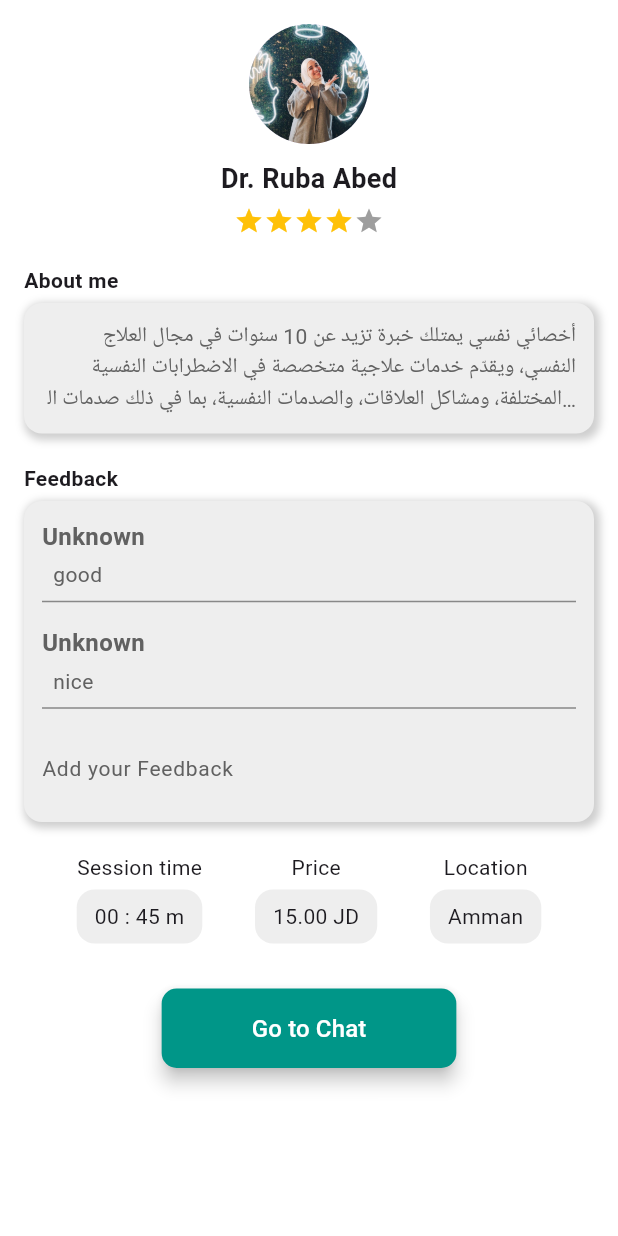
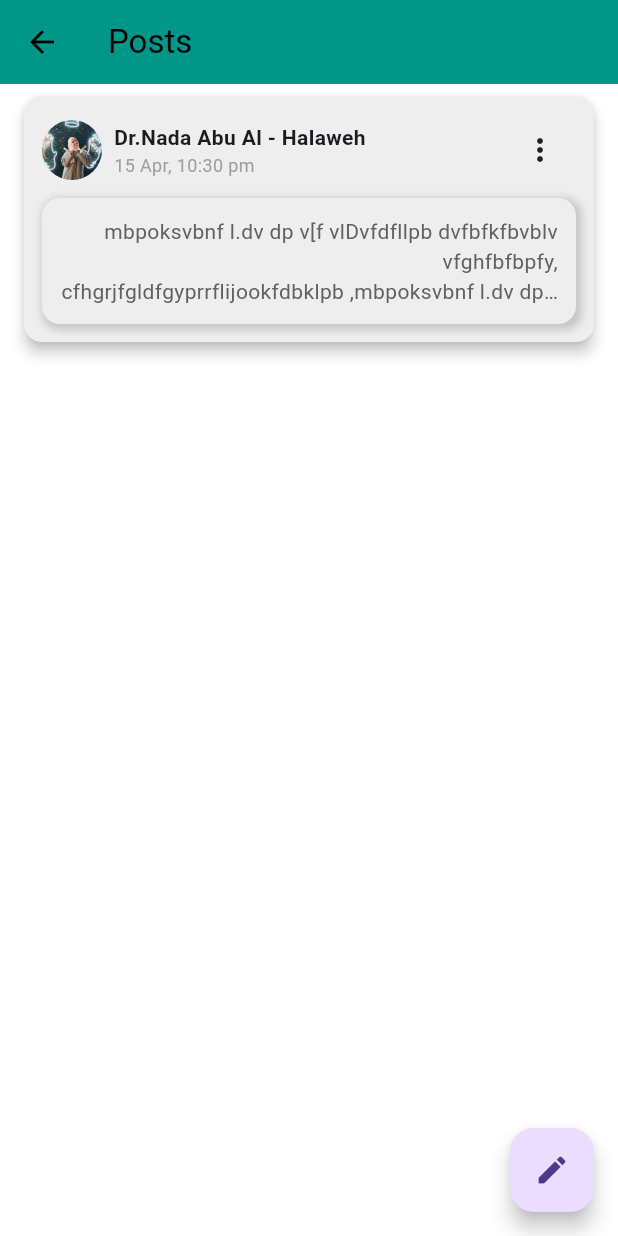
Before and after one commit to nada3bd/NAFS_APP, a Flutter app: the screen it shows after launch, on a phone screen of 412 x 824 dp. Run offline on Flutter 3.47's test engine with Material 3 defaults, Android fonts, the phone set to English and light mode, and no system bars; our stand-ins replace flutter_bloc, image_picker; missing offline and left inert: duration_picker.

Commit message:
14th commit

```diff
--- /dev/null
+++ b/lib/cubit/postscubit.dart
@@ -0,0 +1,41 @@
+import 'package:flutter_bloc/flutter_bloc.dart';
+import 'package:grad_app/cubit/postsstate.dart';
+import 'package:grad_app/models/postsmodel.dart';
+
+class PostCubit extends Cubit<PostState> {
+  PostCubit() : super(PostInitial());
+
+  List<PostModel> posts = [];
+
+  void loadPosts() {
+    posts = [
+      PostModel(
+        id: '1',
+        author: 'Dr.Nada Abu Al - Halaweh',
+        content:
+            'mbpoksvbnf l.dv dp v[f vlDvfdfllpb dvfbfkfbvblv vfghfbfbpfy, cfhgrjfgldfgyprrflijookfdbklpb ,mbpoksvbnf l.dv dp v[f vlDvfdfllpb dvfbfkfbvblv vfghfbfbpfy, cfhgrjfgldfgyprrflijookfdbklpb,mbpoksvbnf l.dv dp v[f vlDvfdfllpb dvfbfkfbvblv vfghfbfbpfy, cfhgrjfgldfgyprrflijookfdbklpb,mbpoksvbnf l.dv dp v[f vlDvfdfllpb dvfbfkfbvblv vfghfbfbpfy, cfhgrjfgldfgyprrflijookfdbklpb',
+        timestamp: DateTime.now(),
+        image: "assets/WhatsApp Image 2025-02-03 at 17.52.32_ee5e3371.jpg"
+      ),
+    ];
+    emit(PostLoaded(posts));
+  }
+
+  void addPost(String content) {
+    posts.add(
+      PostModel(
+        id: DateTime.now().millisecondsSinceEpoch.toString(),
+        author: 'Dr.Nada Abu Al - Halaweh',
+        content: content,
+        timestamp: DateTime.now(),
+        image: "assets/WhatsApp Image 2025-02-03 at 17.52.32_ee5e3371.jpg"
+      ),
+    );
+    emit(PostLoaded(posts));
+  }
+
+  void deletePost(String id) {
+    posts.removeWhere((post) => post.id == id);
+    emit(PostLoaded(posts));
+  }
+}
--- /dev/null
+++ b/lib/cubit/postsstate.dart
@@ -0,0 +1,13 @@
+import 'package:flutter/material.dart';
+import 'package:grad_app/models/postsmodel.dart';
+
+@immutable
+abstract class PostState {}
+
+class PostInitial extends PostState {}
+
+class PostLoaded extends PostState {
+  final List<PostModel> posts;
+
+  PostLoaded(this.posts);
+}
--- a/lib/main.dart
+++ b/lib/main.dart
@@ -2,8 +2,9 @@
 import 'package:flutter_bloc/flutter_bloc.dart';
 import 'package:flutter/services.dart';
 import 'package:grad_app/cubit/feedbackcubit.dart';
-import 'package:grad_app/models/doctorprofile.dart';
-import 'package:grad_app/views/doctorinformationspage.dart';
+// import 'package:grad_app/models/doctorprofile.dart';
+// import 'package:grad_app/views/doctorinformationspage.dart';
+import 'package:grad_app/views/postslistpage.dart';
 
 void main() {
   runApp(
@@ -28,23 +29,26 @@
       statusBarIconBrightness: Brightness.light,
     ));
 
-    return MaterialApp(
+    return const MaterialApp(
       debugShowCheckedModeBanner: false,
-        home: DoctorInformationsPage(
-        doctorProfile: DoctorProfile(
-          location:'Amman',
-          image: 'assets/WhatsApp Image 2025-02-03 at 17.52.32_ee5e3371.jpg',
-          name: 'Dr. Ruba Abed',
-          rating: 4,
-          avatarIcon: 'assets/doctor_avatar.png',
-          aboutMe:
-              'أخصائي نفسي يمتلك خبرة تزيد عن 10 سنوات في مجال العلاج النفسي، ويقدّم خدمات علاجية متخصصة في الاضطرابات النفسية المختلفة، ومشاكل العلاقات، والصدمات النفسية، بما في ذلك صدمات الطفولة. يهدف إلى مساعدة الأفراد على فهم أنفسهم بشكل أعمق، والتعامل مع تجاربهم المؤلمة، وتحقيق التوازن النفسي من خلال أساليب علاجية مبنية على أسس علمية ومهنية',
-          sessionDuration: '00 : 45 m',
-          sessionPrice: '15.00 JD',
-          feedback: ["good", "nice"],
-        ),
-      ),
+        home: PostListPage(isDoctor:true),
 
     );
   }
 }
+
+
+   //    DoctorInformationsPage(
+      //   doctorProfile: DoctorProfile(
+      //     location:'Amman',
+      //     image: 'assets/WhatsApp Image 2025-02-03 at 17.52.32_ee5e3371.jpg',
+      //     name: 'Dr. Ruba Abed',
+      //     rating: 4,
+      //     avatarIcon: 'assets/doctor_avatar.png',
+      //     aboutMe:
+      //         'أخصائي نفسي يمتلك خبرة تزيد عن 10 سنوات في مجال العلاج النفسي، ويقدّم خدمات علاجية متخصصة في الاضطرابات النفسية المختلفة، ومشاكل العلاقات، والصدمات النفسية، بما في ذلك صدمات الطفولة. يهدف إلى مساعدة الأفراد على فهم أنفسهم بشكل أعمق، والتعامل مع تجاربهم المؤلمة، وتحقيق التوازن النفسي من خلال أساليب علاجية مبنية على أسس علمية ومهنية',
+      //     sessionDuration: '00 : 45 m',
+      //     sessionPrice: '15.00 JD',
+      //     feedback: ["good", "nice"],
+      //   ),
+      // ),
--- /dev/null
+++ b/lib/models/postsmodel.dart
@@ -0,0 +1,15 @@
+class PostModel {
+  final String id;
+  final String author;
+  final String content;
+  final DateTime timestamp;
+  final String image;
+
+  PostModel({
+    required this.image,
+    required this.id,
+    required this.author,
+    required this.content,
+    required this.timestamp,
+  });
+}
--- /dev/null
+++ b/lib/views/postslistpage.dart
@@ -0,0 +1,54 @@
+import 'package:flutter/material.dart';
+import 'package:flutter_bloc/flutter_bloc.dart';
+import 'package:grad_app/cubit/postscubit.dart';
+import 'package:grad_app/cubit/postsstate.dart';
+import 'package:grad_app/views/writepostspage.dart';
+import 'package:grad_app/widgets/appbaar.dart';
+import 'package:grad_app/widgets/postscard.dart';
+
+
+class PostListPage extends StatelessWidget {
+  final bool isDoctor;
+
+  const PostListPage({super.key, required this.isDoctor});
+
+  @override
+  Widget build(BuildContext context) {
+    return Scaffold(
+      backgroundColor: Colors.white,
+      appBar: const CustomAppBar(title: 'Posts'),
+      body: BlocProvider(
+        create: (_) => PostCubit()..loadPosts(),
+        child: BlocBuilder<PostCubit, PostState>(
+          builder: (context, state) {
+            if (state is PostLoaded) {
+              return ListView(
+                padding: const EdgeInsets.only(bottom: 80),
+                children: state.posts
+                    .map((post) => PostCard(
+                          post: post,
+                          isDoctor: isDoctor,
+                          onDelete: () =>
+                              context.read<PostCubit>().deletePost(post.id),
+                        ))
+                    .toList(),
+              );
+            }
+            return const Center(child: CircularProgressIndicator());
+          },
+        ),
+      ),
+      floatingActionButton: isDoctor
+          ? FloatingActionButton(
+              onPressed: () {
+                Navigator.push(
+                    context,
+                    MaterialPageRoute(
+                        builder: (_) => const WritePostPage()));
+              },
+              child: const Icon(Icons.edit),
+            )
+          : null,
+    );
+  }
+}
--- a/lib/widgets/expandableaboutme.dart
+++ b/lib/widgets/expandableaboutme.dart
@@ -7,7 +7,7 @@ class ExpandableAboutMe extends StatefulWidget {
   const ExpandableAboutMe({
     super.key,
     required this.text,
-    this.maxLines = 3,
+    this.maxLines = 3, Color? color,
   });
 
   @override
--- a/lib/widgets/infocard.dart
+++ b/lib/widgets/infocard.dart
@@ -1,17 +1,20 @@
 import 'package:flutter/material.dart';
+
 
 class InfoCard extends StatelessWidget {
   final dynamic content;
+  final  Color? color ;
 
-  const InfoCard({super.key, required this.content});
+  const InfoCard({super.key, required this.content ,  this.color});
 
   @override
   Widget build(BuildContext context) {
     return Container(
+
       width: double.infinity,
       padding: const EdgeInsets.all(12),
       decoration: BoxDecoration(
-        color: Colors.grey[200],
+        color: color ??   Colors.grey[200],
         borderRadius: BorderRadius.circular(12),
         boxShadow: [
           BoxShadow(
--- /dev/null
+++ b/lib/widgets/postscard.dart
@@ -0,0 +1,82 @@
+import 'package:flutter/material.dart';
+import 'package:grad_app/models/postsmodel.dart';
+import 'package:grad_app/widgets/expandableaboutme.dart';
+import 'package:grad_app/widgets/infocard.dart';
+
+
+class PostCard extends StatelessWidget {
+  final PostModel post;
+  final bool isDoctor;
+  final VoidCallback? onDelete;
+
+  const PostCard({
+    super.key,
+    required this.post,
+    required this.isDoctor,
+    this.onDelete,
+  });
+
+  @override
+  Widget build(BuildContext context) {
+    return Card(
+      margin: const EdgeInsets.symmetric(horizontal: 16, vertical: 8),
+      elevation: 4,
+      shape: RoundedRectangleBorder(borderRadius: BorderRadius.circular(12)),
+      color: Colors.grey[200],
+      child: Padding(
+        padding: const EdgeInsets.all(12),
+        child: Column(
+          crossAxisAlignment: CrossAxisAlignment.start,
+          children: [
+            Row(
+              children: [
+                CircleAvatar(radius: 20,  backgroundImage : AssetImage(post.image)  ),
+                const SizedBox(width: 8),
+                Expanded(
+                  child: Column(
+                    crossAxisAlignment: CrossAxisAlignment.start,
+                    children: [
+                      Text(post.author,
+                          style: const TextStyle(fontWeight: FontWeight.bold)),
+                      Text(
+                        '${post.timestamp.day} ${_monthName(post.timestamp.month)}, ${post.timestamp.hour}:${post.timestamp.minute.toString().padLeft(2, '0')} pm',
+                        style: const TextStyle(fontSize: 12, color: Colors.grey),
+                      ),
+                    ],
+                  ),
+                ),
+                if (isDoctor)
+                  PopupMenuButton<String>(
+                    onSelected: (value) {
+                      if (value == 'delete') {
+                        onDelete?.call();
+                      }
+                    },
+                    itemBuilder: (context) => [
+                      const PopupMenuItem(value: 'delete', child: Text('Delete')),
+                    ],
+                  ),
+              ],
+            ),
+            const SizedBox(height: 8),
+            InfoCard(
+                    color: Colors.grey[130],
+                    content: ExpandableAboutMe(
+                      text: post.content,
+                      maxLines: 3,
+                    ),
+                  ),
+          ],
+        ),
+      ),
+    );
+  }
+
+  String _monthName(int month) {
+    const months = [
+      'Jan', 'Feb', 'Mar', 'Apr', 'May', 'Jun',
+      'Jul', 'Aug', 'Sep', 'Oct', 'Nov', 'Dec'
+    ];
+    return months[month - 1];
+  }
+}
```
Also changed, not shown: lib/views/writepostspage.dart (added, +51 -0 lines).
